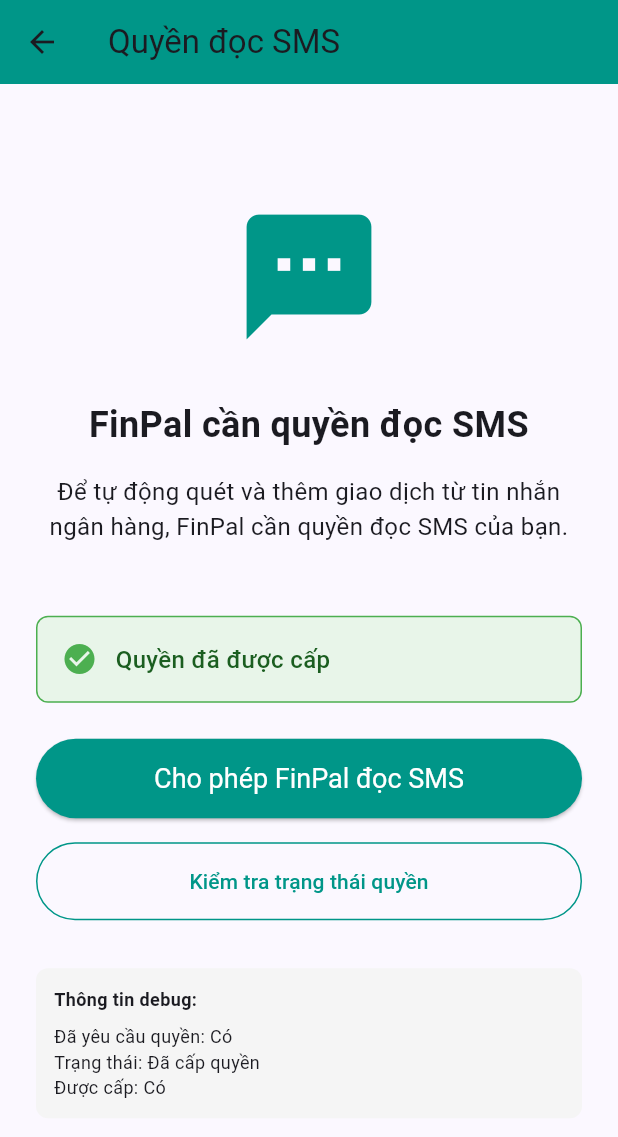
After one commit to huynq2004/FinPal, a Flutter app: the SmsPermissionScreen screen opened directly, after a tap on "Cho phép FinPal đọc SMS", after a tap on "Kiểm tra trạng thái quyền", on a phone screen of 412 x 824 dp. The commit adds this screen. Shown: the top 1137 px of the screen. Run offline on Flutter 3.47's test engine with Material 3 defaults, Android fonts, the phone set to English and light mode, and no system bars; our stand-ins replace permission_handler, shared_preferences, sqflite; missing offline and left inert: another_telephony; accounts and stored records are empty.

Commit message:
[feat] add SMS permission management screen and view model

```diff
--- a/lib/ui/screens/settings_screen.dart
+++ b/lib/ui/screens/settings_screen.dart
@@ -1,4 +1,5 @@
 import 'package:flutter/material.dart';
+import 'sms_permission_screen.dart';
 
 class SettingsScreen extends StatefulWidget {
   const SettingsScreen({super.key});
@@ -33,6 +34,21 @@ class _SettingsScreenState extends State<SettingsScreen> {
             onChanged: (v) => setState(() => _autoSms = v),
           ),
 
+          ListTile(
+            leading: const Icon(Icons.security),
+            title: const Text('Quản lý quyền SMS'),
+            subtitle: const Text('Cấp hoặc kiểm tra quyền đọc SMS'),
+            trailing: const Icon(Icons.chevron_right),
+            onTap: () {
+              Navigator.push(
+                context,
+                MaterialPageRoute(
+                  builder: (context) => const SmsPermissionScreen(),
+                ),
+              );
+            },
+          ),
+
           const Divider(height: 24),
 
           // Section 2
--- /dev/null
+++ b/lib/ui/screens/sms_permission_screen.dart
@@ -0,0 +1,196 @@
+import 'package:flutter/material.dart';
+import 'package:provider/provider.dart';
+import '../viewmodels/sms_permission_viewmodel.dart';
+
+class SmsPermissionScreen extends StatelessWidget {
+  const SmsPermissionScreen({super.key});
+
+  @override
+  Widget build(BuildContext context) {
+    return ChangeNotifierProvider(
+      create: (_) => SmsPermissionViewModel(),
+      child: Scaffold(
+        appBar: AppBar(
+          title: const Text('Quyền đọc SMS'),
+          backgroundColor: Colors.teal,
+        ),
+        body: Consumer<SmsPermissionViewModel>(
+          builder: (context, viewModel, child) {
+            return Padding(
+              padding: const EdgeInsets.all(24.0),
+              child: Column(
+                mainAxisAlignment: MainAxisAlignment.center,
+                crossAxisAlignment: CrossAxisAlignment.stretch,
+                children: [
+                  const Icon(
+                    Icons.sms,
+                    size: 100,
+                    color: Colors.teal,
+                  ),
+                  const SizedBox(height: 32),
+                  const Text(
+                    'FinPal cần quyền đọc SMS',
+                    style: TextStyle(
+                      fontSize: 24,
+                      fontWeight: FontWeight.bold,
+                    ),
+                    textAlign: TextAlign.center,
+                  ),
+                  const SizedBox(height: 16),
+                  const Text(
+                    'Để tự động quét và thêm giao dịch từ tin nhắn ngân hàng, '
+                    'FinPal cần quyền đọc SMS của bạn.',
+                    style: TextStyle(fontSize: 16),
+                    textAlign: TextAlign.center,
+                  ),
+                  const SizedBox(height: 48),
+
+                  // Status display
+                  if (viewModel.permissionStatus != null)
+                    Container(
+                      padding: const EdgeInsets.all(16),
+                      decoration: BoxDecoration(
+                        color: viewModel.isPermissionGranted
+                            ? Colors.green.shade50
+                            : Colors.orange.shade50,
+                        borderRadius: BorderRadius.circular(8),
+                        border: Border.all(
+                          color: viewModel.isPermissionGranted
+                              ? Colors.green
+                              : Colors.orange,
+                        ),
+                      ),
+                      child: Row(
+                        children: [
+                          Icon(
+                            viewModel.isPermissionGranted
+                                ? Icons.check_circle
+                                : Icons.warning,
+                            color: viewModel.isPermissionGranted
+                                ? Colors.green
+                                : Colors.orange,
+                          ),
+                          const SizedBox(width: 12),
+                          Expanded(
+                            child: Text(
+                              viewModel.isPermissionGranted
+                                  ? 'Quyền đã được cấp'
+                                  : 'Quyền chưa được cấp',
+                              style: TextStyle(
+                                fontSize: 16,
+                                fontWeight: FontWeight.w500,
+                                color: viewModel.isPermissionGranted
+                                    ? Colors.green.shade900
+                                    : Colors.orange.shade900,
+                              ),
+                            ),
+                          ),
+                        ],
+                      ),
+                    ),
+
+                  const SizedBox(height: 24),
+
+                  // Request permission button
+                  ElevatedButton(
+                    onPressed: viewModel.isLoading
+                        ? null
+                        : () async {
+                            await viewModel.requestSmsPermission();
+                            if (context.mounted && viewModel.isPermissionGranted) {
+                              ScaffoldMessenger.of(context).showSnackBar(
+                                const SnackBar(
+                                  content: Text('Cấp quyền thành công!'),
+                                  backgroundColor: Colors.green,
+                                ),
+                              );
+                            } else if (context.mounted && !viewModel.isPermissionGranted) {
+                              ScaffoldMessenger.of(context).showSnackBar(
+                                const SnackBar(
+                                  content: Text('Quyền bị từ chối. Vui lòng cấp quyền trong cài đặt.'),
+                                  backgroundColor: Colors.orange,
+                                  duration: Duration(seconds: 4),
+                                ),
+                              );
+                            }
+                          },
+                    style: ElevatedButton.styleFrom(
+                      backgroundColor: Colors.teal,
+                      foregroundColor: Colors.white,
+                      padding: const EdgeInsets.symmetric(vertical: 16),
+                      textStyle: const TextStyle(fontSize: 18),
+                    ),
+                    child: viewModel.isLoading
+                        ? const SizedBox(
+                            height: 20,
+                            width: 20,
+                            child: CircularProgressIndicator(
+                              strokeWidth: 2,
+                              valueColor: AlwaysStoppedAnimation<Color>(Colors.white),
+                            ),
+                          )
+                        : const Text('Cho phép FinPal đọc SMS'),
+                  ),
+
+                  const SizedBox(height: 16),
+
+                  // Check permission status button
+                  OutlinedButton(
+                    onPressed: viewModel.isLoading
+                        ? null
+                        : () async {
+                            await viewModel.checkPermissionStatus();
+                          },
+                    style: OutlinedButton.styleFrom(
+                      foregroundColor: Colors.teal,
+                      padding: const EdgeInsets.symmetric(vertical: 16),
+                      side: const BorderSide(color: Colors.teal),
+                    ),
+                    child: const Text('Kiểm tra trạng thái quyền'),
+                  ),
+
+                  const SizedBox(height: 32),
+
+                  // Debug info
+                  if (viewModel.hasRequestedPermission)
+                    Container(
+                      padding: const EdgeInsets.all(12),
+                      decoration: BoxDecoration(
+                        color: Colors.grey.shade100,
+                        borderRadius: BorderRadius.circular(8),
+                      ),
+                      child: Column(
+                        crossAxisAlignment: CrossAxisAlignment.start,
+                        children: [
+                          const Text(
+                            'Thông tin debug:',
+                            style: TextStyle(
+                              fontWeight: FontWeight.bold,
+                              fontSize: 12,
+                            ),
+                          ),
+                          const SizedBox(height: 8),
+                          Text(
+                            'Đã yêu cầu quyền: ${viewModel.hasRequestedPermission ? "Có" : "Không"}',
+                            style: const TextStyle(fontSize: 12),
+                          ),
+                          Text(
+                            'Trạng thái: ${viewModel.permissionStatus ?? "Chưa kiểm tra"}',
+                            style: const TextStyle(fontSize: 12),
+                          ),
+                          Text(
+                            'Được cấp: ${viewModel.isPermissionGranted ? "Có" : "Không"}',
+                            style: const TextStyle(fontSize: 12),
+                          ),
+                        ],
+                      ),
+                    ),
+                ],
+              ),
+            );
+          },
+        ),
+      ),
+    );
+  }
+}
--- /dev/null
+++ b/lib/ui/viewmodels/sms_permission_viewmodel.dart
@@ -0,0 +1,196 @@
+import 'package:flutter/foundation.dart';
+import 'package:another_telephony/telephony.dart';
+import 'package:permission_handler/permission_handler.dart';
+import 'package:shared_preferences/shared_preferences.dart';
+
+class SmsPermissionViewModel extends ChangeNotifier {
+  final Telephony telephony = Telephony.instance;
+
+  bool _isLoading = false;
+  bool _hasRequestedPermission = false;
+  bool _isPermissionGranted = false;
+  String? _permissionStatus;
+
+  bool get isLoading => _isLoading;
+  bool get hasRequestedPermission => _hasRequestedPermission;
+  bool get isPermissionGranted => _isPermissionGranted;
+  String? get permissionStatus => _permissionStatus;
+
+  // SharedPreferences keys
+  static const String _keyHasRequestedPermission = 'sms_permission_requested';
+  static const String _keyIsPermissionGranted = 'sms_permission_granted';
+
+  SmsPermissionViewModel() {
+    _loadPermissionState();
+  }
+
+  /// Load permission state from SharedPreferences
+  Future<void> _loadPermissionState() async {
+    try {
+      final prefs = await SharedPreferences.getInstance();
+      _hasRequestedPermission = prefs.getBool(_keyHasRequestedPermission) ?? false;
+
+      // Check REAL permission status from system, not just SharedPreferences
+      PermissionStatus realStatus = await Permission.sms.status;
+      _isPermissionGranted = realStatus.isGranted;
+      _permissionStatus = _isPermissionGranted ? 'Đã cấp quyền' : 'Chưa cấp quyền';
+
+      // Update SharedPreferences with real status
+      await prefs.setBool(_keyIsPermissionGranted, _isPermissionGranted);
+
+      notifyListeners();
+
+      if (kDebugMode) {
+        print('📱 SMS Permission State Loaded:');
+        print('   - Has Requested: $_hasRequestedPermission');
+        print('   - Real System Status: $realStatus');
+        print('   - Is Granted: $_isPermissionGranted');
+        print('   - Status: $_permissionStatus');
+      }
+    } catch (e) {
+      if (kDebugMode) {
+        print('❌ Error loading permission state: $e');
+      }
+    }
+  }
+
+  /// Save permission state to SharedPreferences
+  Future<void> _savePermissionState() async {
+    try {
+      final prefs = await SharedPreferences.getInstance();
+      await prefs.setBool(_keyHasRequestedPermission, _hasRequestedPermission);
+      await prefs.setBool(_keyIsPermissionGranted, _isPermissionGranted);
+
+      if (kDebugMode) {
+        print('💾 SMS Permission State Saved:');
+        print('   - Has Requested: $_hasRequestedPermission');
+        print('   - Is Granted: $_isPermissionGranted');
+      }
+    } catch (e) {
+      if (kDebugMode) {
+        print('❌ Error saving permission state: $e');
+      }
+    }
+  }
+
+  /// Check current SMS permission status (without requesting)
+  Future<void> checkPermissionStatus() async {
+    try {
+      _isLoading = true;
+      notifyListeners();
+
+      // Check real system status to avoid stale cached values
+      final PermissionStatus realStatus = await Permission.sms.status;
+      _isPermissionGranted = realStatus.isGranted;
+      _permissionStatus = _isPermissionGranted ? 'Đã cấp quyền' : 'Chưa cấp quyền';
+
+      // Persist the real status so UI can read a cached value quickly
+      final prefs = await SharedPreferences.getInstance();
+      await prefs.setBool(_keyIsPermissionGranted, _isPermissionGranted);
+
+      if (kDebugMode) {
+        print('🔍 Permission Status Check (real):');
+        print('   - Real Status: $realStatus');
+        print('   - Granted: $_isPermissionGranted');
+        print('   - Status: $_permissionStatus');
+      }
+    } catch (e) {
+      _permissionStatus = 'Lỗi kiểm tra quyền';
+      if (kDebugMode) {
+        print('❌ Error checking permission status: $e');
+      }
+    } finally {
+      _isLoading = false;
+      notifyListeners();
+    }
+  }
+
+  /// Request SMS permissions from the user
+  Future<void> requestSmsPermission() async {
+    try {
+      _isLoading = true;
+      notifyListeners();
+
+      if (kDebugMode) {
+        print('📲 Requesting SMS permissions from system...');
+      }
+
+      // Check current status first
+      PermissionStatus currentStatus = await Permission.sms.status;
+
+      // If permanently denied, need to open settings
+      if (currentStatus.isPermanentlyDenied) {
+        _permissionStatus = 'Bị từ chối vĩnh viễn - Đang mở Cài đặt...';
+        notifyListeners();
+
+        if (kDebugMode) {
+          print('⚠️ Permission permanently denied - Opening settings');
+        }
+
+        // Open app settings so user can enable permission manually
+        await openAppSettings();
+
+        _permissionStatus = 'Vui lòng bật quyền SMS trong Cài đặt';
+        _isPermissionGranted = false;
+        await _savePermissionState();
+        return;
+      }
+
+      // Request permission (shows Android dialog)
+      final PermissionStatus status = await Permission.sms.request();
+
+      _hasRequestedPermission = true;
+      _isPermissionGranted = status.isGranted;
+
+      if (status.isPermanentlyDenied) {
+        _permissionStatus = 'Bị từ chối vĩnh viễn - Vui lòng vào Cài đặt';
+      } else {
+        _permissionStatus = _isPermissionGranted
+            ? 'Đã cấp quyền'
+            : 'Người dùng từ chối';
+      }
+
+      // Save the REAL result to SharedPreferences
+      await _savePermissionState();
+
+      if (kDebugMode) {
+        print('✅ SMS Permission Request Result:');
+        print('   - Status: $status');
+        print('   - Granted: $_isPermissionGranted');
+        print('   - Permission Status: $_permissionStatus');
+        print('   - Saved to SharedPreferences');
+      }
+    } catch (e) {
+      _permissionStatus = 'Lỗi yêu cầu quyền';
+      if (kDebugMode) {
+        print('❌ Error requesting SMS permission: $e');
+      }
+    } finally {
+      _isLoading = false;
+      notifyListeners();
+    }
+  }
+
+  /// Reset permission state (useful for testing)
+  Future<void> resetPermissionState() async {
+    try {
+      final prefs = await SharedPreferences.getInstance();
+      await prefs.remove(_keyHasRequestedPermission);
+      await prefs.remove(_keyIsPermissionGranted);
+
+      _hasRequestedPermission = false;
+      _isPermissionGranted = false;
+      _permissionStatus = null;
+
+      notifyListeners();
+
+      if (kDebugMode) {
+        print('🔄 Permission state reset');
+      }
+    } catch (e) {
+      if (kDebugMode) {
+        print('❌ Error resetting permission state: $e');
+      }
+    }
+  }
+}
```
